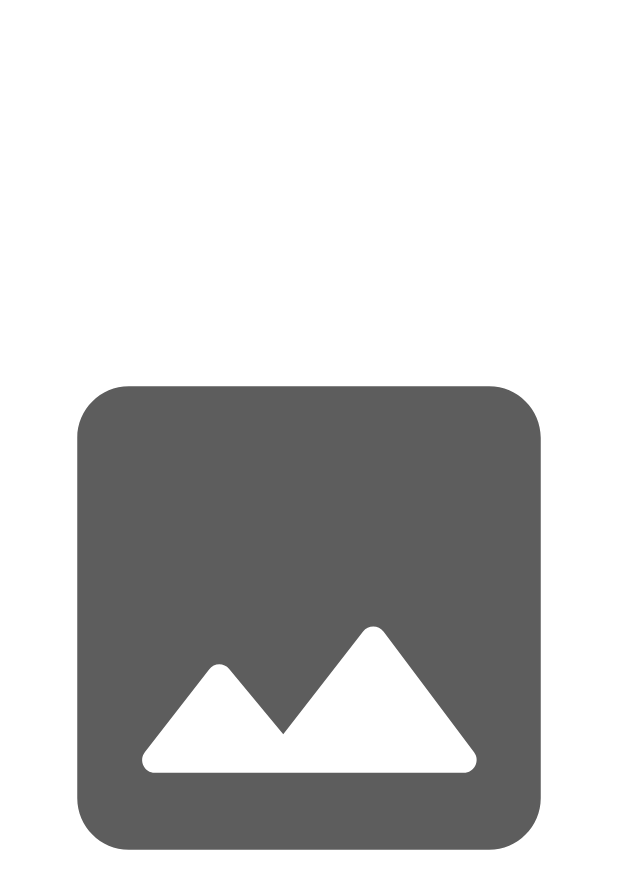
After one commit to AlbertoDoc/WP, an Android app: the MediaActivity screen opened directly, with no data from a screen before it, on a phone screen of 412 x 824 dp. The commit adds this screen. Shown: the top 889 px of the screen. Run offline under Robolectric (Android 15) with nearby library versions, the phone set to English and light mode, and no system bars; pictures from the network do not load.

Commit message:
feature(ImageExpanded): Implementing image expanded when user clicks on it.

```diff
--- a/app/src/main/AndroidManifest.xml
+++ b/app/src/main/AndroidManifest.xml
@@ -43,6 +43,10 @@
                 <category android:name="android.intent.category.LAUNCHER" />
             </intent-filter>
         </activity>
+
+        <activity android:name=".events.view.MediaActivity"
+            android:exported="false"
+            android:theme="@style/Theme.WPS.NoActionBar" />
     </application>
 
 </manifest>
--- /dev/null
+++ b/app/src/main/java/com/example/wps/events/view/MediaActivity.kt
@@ -0,0 +1,27 @@
+package com.example.wps.events.view
+
+import android.os.Bundle
+import androidx.appcompat.app.AppCompatActivity
+import com.bumptech.glide.Glide
+import com.example.wps.R
+import com.example.wps.databinding.MediaActivityBinding
+
+class MediaActivity : AppCompatActivity() {
+
+    private lateinit var binding: MediaActivityBinding
+
+    override fun onCreate(savedInstanceState: Bundle?) {
+        super.onCreate(savedInstanceState)
+
+        binding = MediaActivityBinding.inflate(layoutInflater)
+        setContentView(binding.root)
+
+        val imageUrl : String? = intent.getStringExtra("event_image")
+
+        Glide.with(this)
+            .load(imageUrl)
+            .error(R.drawable.ic_round_image_108)
+            .placeholder(R.drawable.ic_round_image_108)
+            .into(binding.image)
+    }
+}
--- a/app/src/main/res/layout/activity_main.xml
+++ b/app/src/main/res/layout/activity_main.xml
@@ -21,4 +21,5 @@
 
     </com.google.android.material.appbar.AppBarLayout>
 
+    <include layout="@layout/content_main" />
 </androidx.coordinatorlayout.widget.CoordinatorLayout>
--- a/app/src/main/res/layout/event_layout.xml
+++ b/app/src/main/res/layout/event_layout.xml
@@ -92,6 +92,7 @@
                 android:layout_height="wrap_content"
                 android:text="3km"
                 android:layout_marginTop="20dp"
+                android:paddingBottom="15dp"
 
                 app:layout_constraintTop_toBottomOf="@id/event_description"
                 app:layout_constraintLeft_toLeftOf="@id/parent"/>
@@ -103,6 +104,7 @@
                 android:text="R$ 29.99"
                 android:layout_marginTop="20dp"
                 android:layout_marginLeft="15dp"
+                android:paddingBottom="15dp"
 
                 app:layout_constraintTop_toBottomOf="@id/event_description"
                 app:layout_constraintStart_toEndOf="@id/event_distance" />
@@ -114,6 +116,7 @@
                 android:text="16/10/2022"
                 android:layout_marginTop="20dp"
                 android:layout_marginLeft="15dp"
+                android:paddingBottom="15dp"
 
                 app:layout_constraintTop_toBottomOf="@id/event_description"
                 app:layout_constraintStart_toEndOf="@id/event_price" />
--- /dev/null
+++ b/app/src/main/res/layout/media_activity.xml
@@ -0,0 +1,20 @@
+<?xml version="1.0" encoding="utf-8"?>
+<androidx.constraintlayout.widget.ConstraintLayout android:id="@+id/background"
+    xmlns:android="http://schemas.android.com/apk/res/android"
+    android:layout_width="match_parent"
+    android:layout_height="match_parent"
+    xmlns:app="http://schemas.android.com/apk/res-auto">
+
+    <ImageView
+        android:id="@+id/image"
+        android:layout_width="match_parent"
+        android:layout_height="match_parent"
+        android:contentDescription="@string/event_image"
+        android:src="@drawable/ic_round_image_108"
+
+        app:layout_constraintLeft_toLeftOf="parent"
+        app:layout_constraintRight_toRightOf="parent"
+        app:layout_constraintTop_toTopOf="parent"
+        app:layout_constraintBottom_toBottomOf="parent" />
+
+</androidx.constraintlayout.widget.ConstraintLayout>
```
Also changed, not shown: app/src/main/java/com/example/wps/events/view/EventsAdapter.kt (+8 -0 lines), app/src/main/res/layout/content_main.xml (added, +19 -0 lines).
